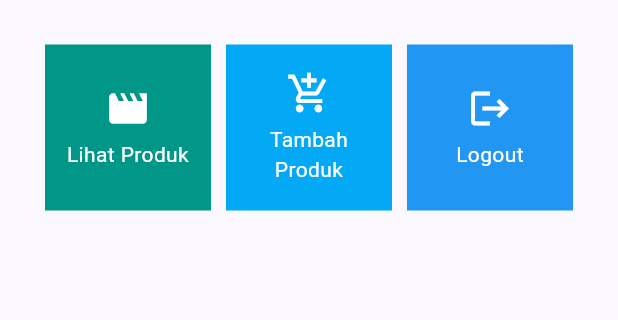
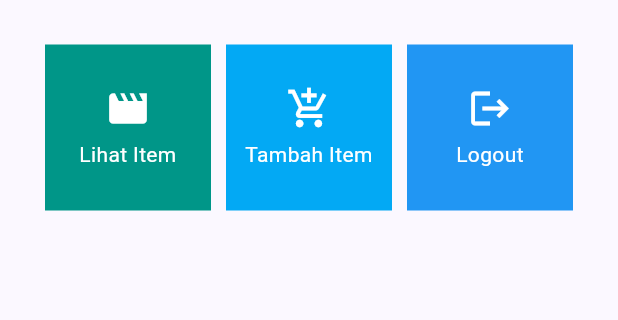
Before and after one commit to RizvanuSN/Mailboxd, a Flutter app: the screen it shows after launch, on a phone screen of 412 x 824 dp, the part 179-499 px from its top. Run offline on Flutter 3.47's test engine with Material 2 defaults, Android fonts, the phone set to English and light mode, and no system bars.

Commit message:
fix tugas 8

```diff
--- a/lib/screens/menu.dart
+++ b/lib/screens/menu.dart
@@ -5,8 +5,8 @@ import 'package:mailboxd/widgets/shop_card.dart';
 class MyHomePage extends StatelessWidget {
   MyHomePage({Key? key}) : super(key: key);
   final List<ShopItem> items = [
-    ShopItem("Lihat Produk", Icons.movie, Colors.teal),
-    ShopItem("Tambah Produk", Icons.add_shopping_cart, Colors.lightBlue),
+    ShopItem("Lihat Item", Icons.movie, Colors.teal),
+    ShopItem("Tambah Item", Icons.add_shopping_cart, Colors.lightBlue),
     ShopItem("Logout", Icons.logout, Colors.blue),
   ];
 
--- a/lib/widgets/left_drawer.dart
+++ b/lib/widgets/left_drawer.dart
@@ -71,8 +71,7 @@ class LeftDrawer extends StatelessWidget {
               Navigator.push(
                 context,
                 MaterialPageRoute(
-                    builder: (context) =>
-                        ProductListPage(items: itemList)),
+                    builder: (context) => ProductListPage(items: itemList)),
               );
             },
           ),
```
